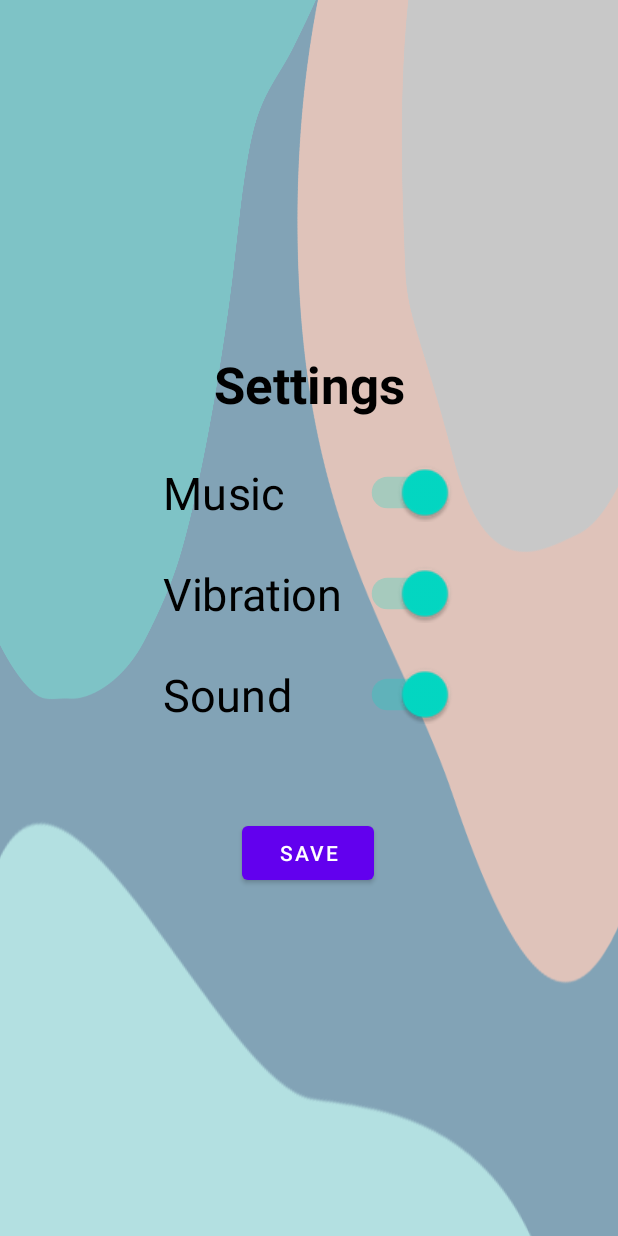
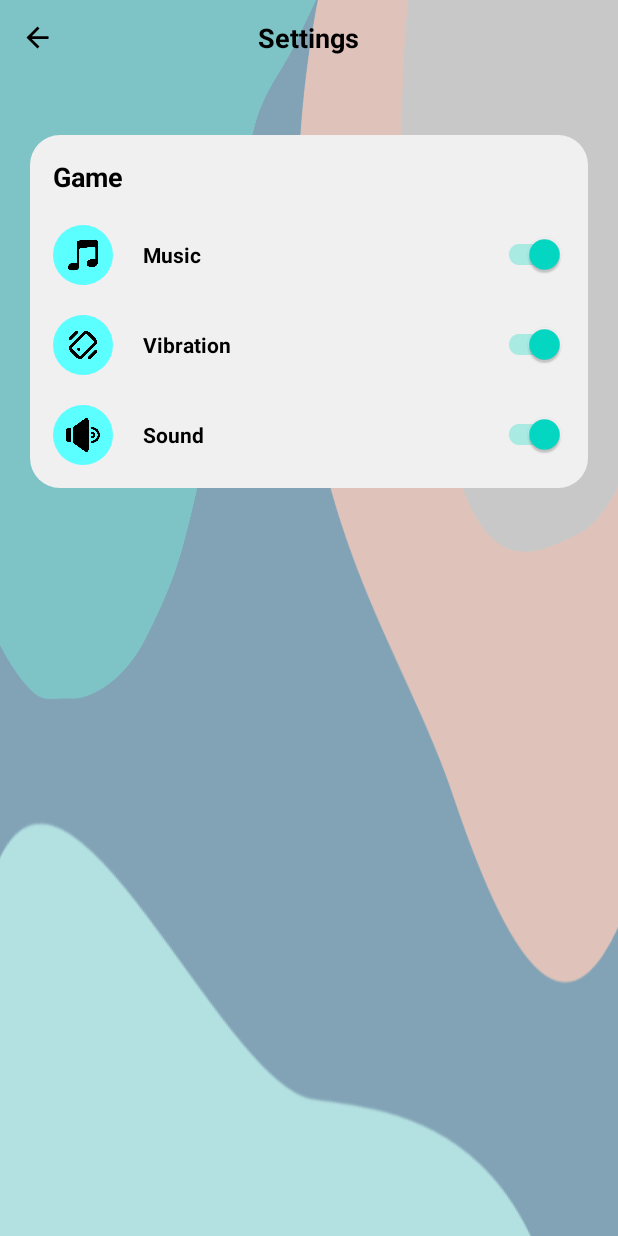
Before and after one commit to BarbodH/mad-grid, an Android app: the SettingsActivity screen opened directly, with no data from a screen before it, on a phone screen of 412 x 824 dp. Run offline under Robolectric (Android 15) with nearby library versions, the phone set to English and light mode, and no system bars.

Commit message:
Recreated a more visually aesthetic settings layout

```diff
--- a/app/src/main/java/com/example/mad_grid/SettingsActivity.java
+++ b/app/src/main/java/com/example/mad_grid/SettingsActivity.java
@@ -1,13 +1,12 @@
 package com.example.mad_grid;
 
 import androidx.appcompat.app.AppCompatActivity;
+import androidx.appcompat.widget.SwitchCompat;
 
+import android.content.Intent;
 import android.content.SharedPreferences;
 import android.os.Bundle;
 import android.view.View;
-import android.widget.Switch;
-import android.widget.TextView;
-import android.widget.Toast;
 
 public class SettingsActivity extends AppCompatActivity {
     // data variables
@@ -24,19 +23,11 @@ public class SettingsActivity extends AppCompatActivity {
         updateSettingsView();
     }
 
-    public void saveSettings(View view) {
-        SharedPreferences sharedPreferences = getSharedPreferences(SHARED_PREFS, MODE_PRIVATE);
-        SharedPreferences.Editor editor = sharedPreferences.edit();
-        boolean musicOn = ((Switch) findViewById(R.id.settingsMusicSwitch)).isChecked();
-        boolean VibrationOn = ((Switch) findViewById(R.id.settingsVibrationSwitch)).isChecked();
-        boolean soundOn = ((Switch) findViewById(R.id.settingsSoundSwitch)).isChecked();
-        editor.putBoolean("Music", musicOn);
-        editor.putBoolean("Vibration", VibrationOn);
-        editor.putBoolean("Sound", soundOn);
-        Toast.makeText(this, "Settings Saved", Toast.LENGTH_SHORT).show();
-        editor.apply();
-    }
-
+    /**
+     * Loads previously saved settings from Shared Preferences
+     * Precondition(s): none
+     * Postcondition(s): settings boolean data variables are initialized with a default value of 'true'
+     */
     private void loadSettings() {
         SharedPreferences sharedPreferences = getSharedPreferences(SHARED_PREFS, MODE_PRIVATE);
         this.music = sharedPreferences.getBoolean("Music", true);
@@ -44,9 +35,37 @@ public class SettingsActivity extends AppCompatActivity {
         this.sound = sharedPreferences.getBoolean("Sound", true);
     }
 
+    /**
+     * Determine the state of switches based on previously saved settings in Shared Preferences
+     * Precondition(s): 'music', 'vibration', and 'sound' boolean data variables are already loaded & initialized
+     * Postcondition(s): Switches are checked/unchecked according to loaded boolean settings in Shared Preferences
+     */
     private void updateSettingsView() {
-        ((Switch) findViewById(R.id.settingsMusicSwitch)).setChecked(this.music);
-        ((Switch) findViewById(R.id.settingsVibrationSwitch)).setChecked(this.vibration);
-        ((Switch) findViewById(R.id.settingsSoundSwitch)).setChecked(this.sound);
+        ((SwitchCompat) findViewById(R.id.settingsMusicSwitch)).setChecked(this.music);
+        ((SwitchCompat) findViewById(R.id.settingsVibrationSwitch)).setChecked(this.vibration);
+        ((SwitchCompat) findViewById(R.id.settingsSoundSwitch)).setChecked(this.sound);
+    }
+
+    /**
+     * Saves settings and returns to homepage
+     * Precondition(s): none
+     * Postcondition(s): settings booleans are saved to Shared Preferences and MainActivity is started
+     * @param view - user interface
+     */
+    public void returnHome(View view) {
+        // save settings
+        SharedPreferences sharedPreferences = getSharedPreferences(SHARED_PREFS, MODE_PRIVATE);
+        SharedPreferences.Editor editor = sharedPreferences.edit();
+        boolean musicOn = ((SwitchCompat) findViewById(R.id.settingsMusicSwitch)).isChecked();
+        boolean VibrationOn = ((SwitchCompat) findViewById(R.id.settingsVibrationSwitch)).isChecked();
+        boolean soundOn = ((SwitchCompat) findViewById(R.id.settingsSoundSwitch)).isChecked();
+        editor.putBoolean("Music", musicOn);
+        editor.putBoolean("Vibration", VibrationOn);
+        editor.putBoolean("Sound", soundOn);
+        editor.apply();
+
+        // return to homepage (start MainActivity)
+        Intent intent = new Intent(this, MainActivity.class);
+        startActivity(intent);
     }
 }
--- /dev/null
+++ b/app/src/main/res/drawable/back_btn.xml
@@ -0,0 +1,5 @@
+<vector android:height="24dp" android:tint="#000000"
+    android:viewportHeight="24" android:viewportWidth="24"
+    android:width="24dp" xmlns:android="http://schemas.android.com/apk/res/android">
+    <path android:fillColor="@android:color/white" android:pathData="M20,11H7.83l5.59,-5.59L12,4l-8,8 8,8 1.41,-1.41L7.83,13H20v-2z"/>
+</vector>
--- /dev/null
+++ b/app/src/main/res/drawable/settings_background_game.xml
@@ -0,0 +1,7 @@
+<?xml version="1.0" encoding="utf-8"?>
+<shape xmlns:android="http://schemas.android.com/apk/res/android"
+    android:shape="rectangle">
+
+    <solid android:color="#F0F0F0" />
+    <corners android:radius="20dp" />
+</shape>
--- /dev/null
+++ b/app/src/main/res/drawable/settings_background_game_icon.xml
@@ -0,0 +1,8 @@
+<?xml version="1.0" encoding="utf-8"?>
+<shape xmlns:android="http://schemas.android.com/apk/res/android"
+    android:shape="rectangle">
+
+    <solid android:color="@color/cyan_setting_icon" />
+    <corners android:radius="100dp" />
+
+</shape>
--- a/app/src/main/res/layout/activity_settings.xml
+++ b/app/src/main/res/layout/activity_settings.xml
@@ -1,74 +1,157 @@
 <?xml version="1.0" encoding="utf-8"?>
-<androidx.constraintlayout.widget.ConstraintLayout xmlns:android="http://schemas.android.com/apk/res/android"
+<LinearLayout xmlns:android="http://schemas.android.com/apk/res/android"
     xmlns:app="http://schemas.android.com/apk/res-auto"
     xmlns:tools="http://schemas.android.com/tools"
     android:layout_width="match_parent"
     android:layout_height="match_parent"
+    android:orientation="vertical"
     android:background="@drawable/background"
     tools:context=".SettingsActivity">
 
-    <Switch
-        android:id="@+id/settingsMusicSwitch"
-        android:layout_width="130dp"
-        android:layout_height="35dp"
-        android:layout_marginTop="32dp"
-        android:scaleX="1.5"
-        android:scaleY="1.5"
-        android:text="@string/settings_music"
-        android:textSize="20sp"
-        app:layout_constraintEnd_toEndOf="parent"
-        app:layout_constraintStart_toStartOf="parent"
-        app:layout_constraintTop_toBottomOf="@+id/settingsTitle" />
+    <RelativeLayout
+        android:layout_width="match_parent"
+        android:layout_height="wrap_content">
 
-    <Switch
-        android:id="@+id/settingsVibrationSwitch"
-        android:layout_width="130dp"
-        android:layout_height="35dp"
-        android:layout_marginTop="32dp"
-        android:scaleX="1.5"
-        android:scaleY="1.5"
-        android:text="@string/settings_vibration"
-        android:textSize="20sp"
-        app:layout_constraintEnd_toEndOf="parent"
-        app:layout_constraintStart_toStartOf="parent"
-        app:layout_constraintTop_toBottomOf="@+id/settingsMusicSwitch" />
-
-    <Switch
-        android:id="@+id/settingsSoundSwitch"
-        android:layout_width="130dp"
-        android:layout_height="35dp"
-        android:layout_marginTop="32dp"
-        android:scaleX="1.5"
-        android:scaleY="1.5"
-        android:text="@string/settings_sound"
-        android:textSize="20sp"
-        app:layout_constraintEnd_toEndOf="parent"
-        app:layout_constraintStart_toStartOf="parent"
-        app:layout_constraintTop_toBottomOf="@+id/settingsVibrationSwitch" />
+        <ImageView
+            android:layout_width="50dp"
+            android:layout_height="50dp"
+            android:padding="14dp"
+            android:src="@drawable/back_btn"
+            android:onClick="returnHome" />
 
         <TextView
-        android:id="@+id/settingsTitle"
             android:layout_width="wrap_content"
             android:layout_height="wrap_content"
             android:text="@string/settings_title"
+            android:layout_centerInParent="true"
             android:textColor="#000000"
-        android:textSize="34sp"
-        android:textStyle="bold"
-        app:layout_constraintBottom_toBottomOf="parent"
-        app:layout_constraintEnd_toEndOf="parent"
-        app:layout_constraintStart_toStartOf="parent"
-        app:layout_constraintTop_toTopOf="parent"
-        app:layout_constraintVertical_bias="0.3" />
+            android:textSize="18sp"
+            android:textStyle="bold" />
+    </RelativeLayout>
 
-    <Button
-        android:id="@+id/settings_saveButton"
+    <ScrollView
+        android:layout_width="match_parent"
+        android:layout_height="wrap_content" >
+
+        <LinearLayout
+            android:background="@drawable/settings_background_game"
+            android:layout_width="match_parent"
+            android:layout_height="wrap_content"
+            android:layout_marginStart="20dp"
+            android:layout_marginEnd="20dp"
+            android:layout_marginTop="40dp"
+            android:orientation="vertical"
+            android:padding="15dp">
+
+            <TextView
                 android:layout_width="wrap_content"
                 android:layout_height="wrap_content"
-        android:layout_marginTop="64dp"
-        android:onClick="saveSettings"
-        android:text="@string/settings_save"
-        app:layout_constraintEnd_toEndOf="parent"
-        app:layout_constraintHorizontal_bias="0.498"
-        app:layout_constraintStart_toStartOf="parent"
-        app:layout_constraintTop_toBottomOf="@+id/settingsSoundSwitch" />
-</androidx.constraintlayout.widget.ConstraintLayout>
+                android:text="Game"
+                android:textColor="#000000"
+                android:textSize="18sp"
+                android:textStyle="bold" />
+
+            <RelativeLayout
+                android:layout_width="match_parent"
+                android:layout_height="wrap_content"
+                android:layout_marginTop="20dp" >
+
+                <ImageView
+                    android:layout_width="40dp"
+                    android:layout_height="40dp"
+                    android:id="@+id/settingsMusicIcon"
+                    android:src="@drawable/settings_music_icon"
+                    android:background="@drawable/settings_background_game_icon"
+                    android:padding="8dp" />
+
+                <TextView
+                    android:layout_width="wrap_content"
+                    android:layout_height="wrap_content"
+                    android:layout_centerInParent="true"
+                    android:text="Music"
+                    android:textColor="#000000"
+                    android:textStyle="bold"
+                    android:layout_toEndOf="@+id/settingsMusicIcon"
+                    android:layout_marginStart="20dp"
+                    />
+
+                <androidx.appcompat.widget.SwitchCompat
+                    android:id="@+id/settingsMusicSwitch"
+                    android:layout_width="wrap_content"
+                    android:layout_height="wrap_content"
+                    android:layout_alignParentEnd="true"
+                    android:layout_centerVertical="true"
+                    android:switchMinWidth="50dp"
+                    android:theme="@style/settingsSwitch"/>
+            </RelativeLayout>
+
+            <RelativeLayout
+                android:layout_width="match_parent"
+                android:layout_height="wrap_content"
+                android:layout_marginTop="20dp" >
+
+                <ImageView
+                    android:layout_width="40dp"
+                    android:layout_height="40dp"
+                    android:id="@+id/settingsVibrationIcon"
+                    android:src="@drawable/settings_vibration_icon"
+                    android:background="@drawable/settings_background_game_icon"
+                    android:padding="8dp" />
+
+                <TextView
+                    android:layout_width="wrap_content"
+                    android:layout_height="wrap_content"
+                    android:layout_centerInParent="true"
+                    android:text="Vibration"
+                    android:textColor="#000000"
+                    android:textStyle="bold"
+                    android:layout_toEndOf="@+id/settingsVibrationIcon"
+                    android:layout_marginStart="20dp"
+                    />
+
+                <androidx.appcompat.widget.SwitchCompat
+                    android:id="@+id/settingsVibrationSwitch"
+                    android:layout_width="wrap_content"
+                    android:layout_height="wrap_content"
+                    android:layout_alignParentEnd="true"
+                    android:layout_centerVertical="true"
+                    android:switchMinWidth="50dp"
+                    android:theme="@style/settingsSwitch"/>
+            </RelativeLayout>
+
+            <RelativeLayout
+                android:layout_width="match_parent"
+                android:layout_height="wrap_content"
+                android:layout_marginTop="20dp" >
+
+                <ImageView
+                    android:layout_width="40dp"
+                    android:layout_height="40dp"
+                    android:id="@+id/settingsSoundIcon"
+                    android:src="@drawable/settings_sound_icon"
+                    android:background="@drawable/settings_background_game_icon"
+                    android:padding="8dp" />
+
+                <TextView
+                    android:layout_width="wrap_content"
+                    android:layout_height="wrap_content"
+                    android:layout_centerInParent="true"
+                    android:text="Sound"
+                    android:textColor="#000000"
+                    android:textStyle="bold"
+                    android:layout_toEndOf="@+id/settingsSoundIcon"
+                    android:layout_marginStart="20dp"
+                    />
+
+                <androidx.appcompat.widget.SwitchCompat
+                    android:id="@+id/settingsSoundSwitch"
+                    android:layout_width="wrap_content"
+                    android:layout_height="wrap_content"
+                    android:layout_alignParentEnd="true"
+                    android:layout_centerVertical="true"
+                    android:switchMinWidth="50dp"
+                    android:theme="@style/settingsSwitch"/>
+            </RelativeLayout>
+        </LinearLayout>
+    </ScrollView>
+</LinearLayout>
--- a/app/src/main/res/values/colors.xml
+++ b/app/src/main/res/values/colors.xml
@@ -7,4 +7,6 @@
     <color name="teal_700">#FF018786</color>
     <color name="black">#FF000000</color>
     <color name="white">#FFFFFFFF</color>
+
+    <color name="cyan_setting_icon">#5CFFFF</color>
 </resources>
--- a/app/src/main/res/values/themes.xml
+++ b/app/src/main/res/values/themes.xml
@@ -13,4 +13,11 @@
         <item name="android:statusBarColor" tools:targetApi="l">?attr/colorPrimaryVariant</item>
         <!-- Customize your theme here. -->
     </style>
+
+    <style name="settingsSwitch" parent="Theme.AppCompat.Light">
+        <item name="colorControlActivated">@color/teal_200</item>
+        <item name="colorSwitchThumbNormal">#FFFFFF</item>
+        <item name="android:colorForeground">#99808080</item>
+
+    </style>
 </resources>
```
Also changed, not shown: app/src/main/res/drawable/settings_music_icon.png (added), app/src/main/res/drawable/settings_sound_icon.png (added), app/src/main/res/drawable/settings_vibration_icon.png (added). Lines whose indentation alone changed are shown as unchanged.
